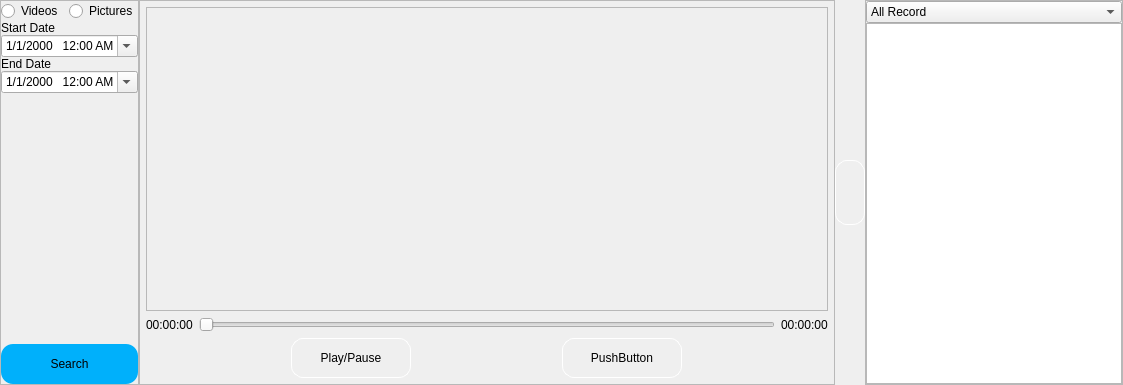
First picture: the form in custom_widgets/records/records.ui, repository elmhadji/AccessController, before the edit.
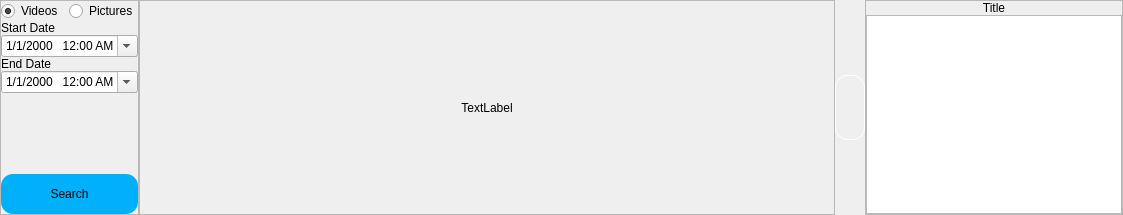
Second picture: the form after the edit. The open tabs and pages were chosen to show the change. Icons and pictures are not drawn.

Commit message: -Add stackwidget that have the pictureViewer and videoPlayer -Modify UI

Patch:
```diff
--- a/custom_widgets/records/records.ui
+++ b/custom_widgets/records/records.ui
@@ -7,7 +7,7 @@
     <x>0</x>
     <y>0</y>
     <width>1123</width>
-    <height>385</height>
+    <height>215</height>
    </rect>
   </property>
   <property name="minimumSize">
@@ -77,6 +77,9 @@
           <property name="text">
            <string>Videos</string>
           </property>
+          <property name="checked">
+           <bool>true</bool>
+          </property>
          </widget>
         </item>
         <item>
@@ -177,7 +180,7 @@
      <property name="frameShadow">
       <enum>QFrame::Raised</enum>
      </property>
-     <layout class="QVBoxLayout" name="verticalLayout_2" stretch="1,0,0">
+     <layout class="QVBoxLayout" name="verticalLayout_2" stretch="0">
       <property name="leftMargin">
        <number>6</number>
       </property>
@@ -190,6 +193,16 @@
       <property name="bottomMargin">
        <number>6</number>
       </property>
+      <item>
+       <widget class="QStackedWidget" name="stackedWidget">
+        <property name="frameShadow">
+         <enum>QFrame::Plain</enum>
+        </property>
+        <property name="currentIndex">
+         <number>0</number>
+        </property>
+        <widget class="QWidget" name="videoPlayerPage">
+         <layout class="QVBoxLayout" name="verticalLayout_4" stretch="1,0,0">
       <item>
        <widget class="QFrame" name="videoWidgetFram">
         <property name="frameShape">
@@ -310,6 +323,24 @@
       </item>
      </layout>
     </widget>
+        <widget class="QWidget" name="picutreViewerPage">
+         <layout class="QVBoxLayout" name="verticalLayout_5">
+          <item>
+           <widget class="QLabel" name="pictureViewer">
+            <property name="text">
+             <string>TextLabel</string>
+            </property>
+            <property name="alignment">
+             <set>Qt::AlignCenter</set>
+            </property>
+           </widget>
+          </item>
+         </layout>
+        </widget>
+       </widget>
+      </item>
+     </layout>
+    </widget>
    </item>
    <item>
     <widget class="QPushButton" name="toggleSideBarButton">
@@ -377,22 +408,13 @@
        <number>0</number>
       </property>
       <item>
-       <widget class="QComboBox" name="comboBox">
-        <item>
+       <widget class="QLabel" name="title">
          <property name="text">
-          <string>All Record</string>
-         </property>
-        </item>
-        <item>
-         <property name="text">
-          <string>Videos</string>
-         </property>
-        </item>
-        <item>
-         <property name="text">
-          <string>Pictures</string>
-         </property>
-        </item>
+         <string>Title</string>
+        </property>
+        <property name="alignment">
+         <set>Qt::AlignCenter</set>
+        </property>
        </widget>
       </item>
       <item>
```
Left out of the diff: 14 changed lines with no effect on the pictures. Lines whose indentation alone changed are shown as unchanged. The commit also changes 2 other files.
